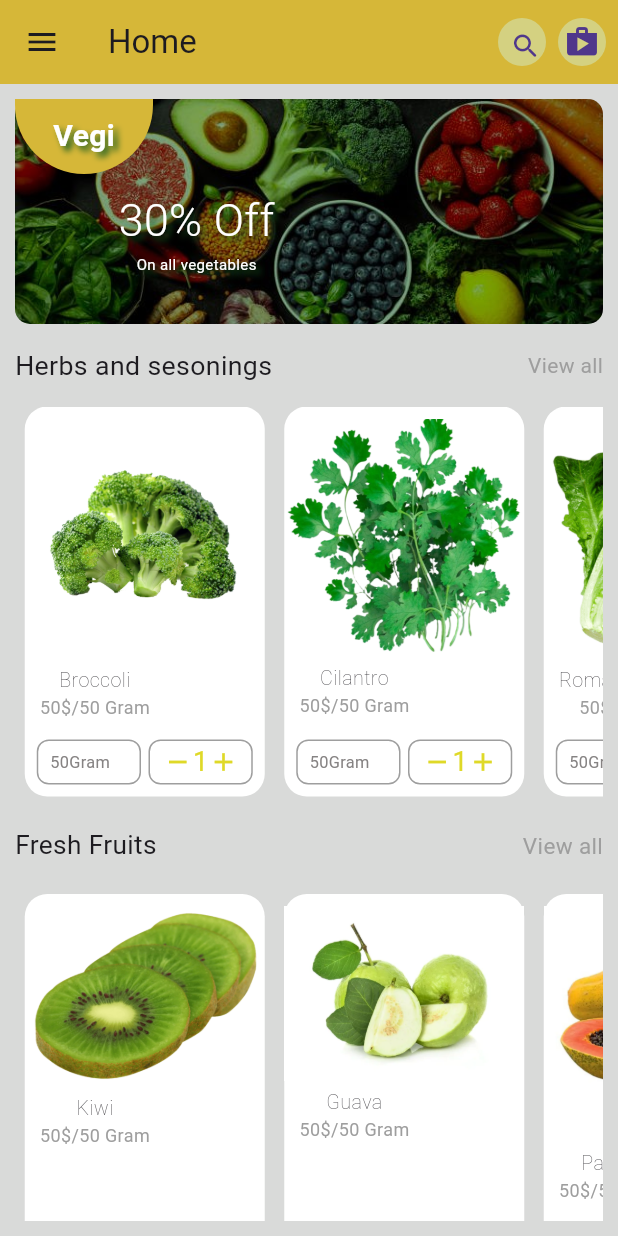
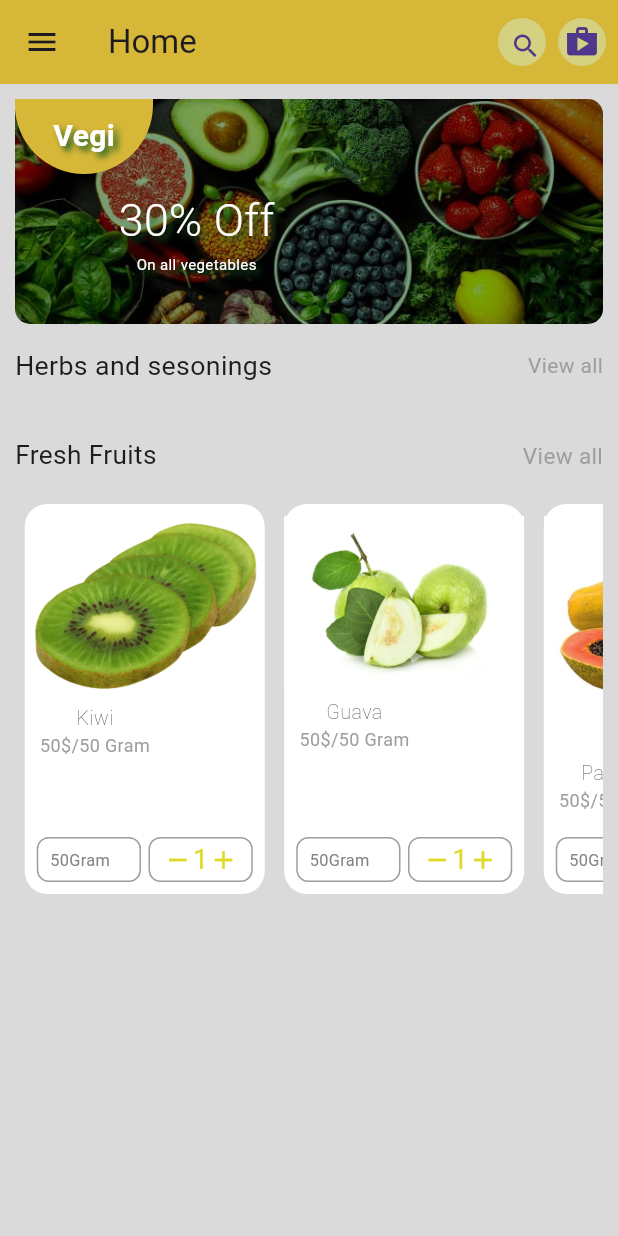
Before and after one commit to Manikanta954/Vegetables-shopping-app, a Flutter app: the screen it shows after launch, on a phone screen of 412 x 824 dp. Run offline on Flutter 3.47's test engine with Material 3 defaults, Android fonts, the phone set to English and light mode, and no system bars; our stand-ins replace cloud_firestore, firebase_auth, firebase_core, google_fonts, google_sign_in, sign_in_button; accounts and stored records are empty.

Commit message:
changed some images

```diff
--- a/lib/Models/product_model.dart
+++ b/lib/Models/product_model.dart
@@ -1,9 +1,9 @@
 class ProductModel {
-  String? productName;
-  String? productImage;
-  int? productPrice;
+  String productName;
+  String productImage;
+  int productPrice;
   ProductModel(
-      {this.productName,
-       this.productImage,
-       this.productPrice});
+      {required this.productName,
+       required this.productImage,
+       required this.productPrice});
 }
--- a/lib/Provider/product_provider.dart
+++ b/lib/Provider/product_provider.dart
@@ -6,10 +6,24 @@ class ProductProvider with ChangeNotifier {
   List<ProductModel> herbsProductsList = [];
   late ProductModel productModel;
   fatchHerbsProductData() async {
+    List<ProductModel> newList = [];
     QuerySnapshot value =
         await FirebaseFirestore.instance.collection("HerbsProduct").get();
-    value.docs.forEach((element) {
-      print(element.data());
-    });
+    value.docs.forEach(
+      (element) {
+        productModel = ProductModel(
+          productImage: element.get("productImage"),
+          productName: element.get("productName"),
+          productPrice: element.get("productPrice"),
+        );
+        newList.add(productModel);
+      },
+    );
+    herbsProductsList = newList;
+    notifyListeners();
+  }
+
+  List<ProductModel>get getHerbsHerbsProductDataList {
+    return herbsProductsList;
   }
 }
--- a/lib/home.dart
+++ b/lib/home.dart
@@ -15,15 +15,17 @@ class HomeScreen extends StatefulWidget {
 }
 
 class _HomeScreenState extends State<HomeScreen> {
+  ProductProvider? productProvider;
   @override
   void initState() {
-    ProductProvider productProvider = Provider.of(context);
+    ProductProvider productProvider = Provider.of(context, listen: false);
     productProvider.fatchHerbsProductData();
     super.initState();
   }
 
   @override
   Widget build(BuildContext context) {
+    productProvider = Provider.of(context);
     return Scaffold(
       backgroundColor: backgrouncolor,
       drawer: Mydrawer(),
@@ -165,104 +167,123 @@ class _HomeScreenState extends State<HomeScreen> {
             SingleChildScrollView(
               scrollDirection: Axis.horizontal,
               child: Row(
-                children: [
-                  InkWell(
+                  children:
+                      productProvider!.getHerbsHerbsProductDataList.map((herbsProductData) {
+                return InkWell(
                   onTap: () {
                     Navigator.push(
                         context,
                         MaterialPageRoute(
-                            builder: (context) => const ProductOverview(
-                              productImage: "assets/images/brocoli.png",
-                              productName: "Broccoli",
+                          builder: (context) =>ProductOverview(
+                            productName: herbsProductData.productName,
+                             productImage:herbsProductData.productImage,
                           ),
                         ));
                   },
-                    child: const SingleProduct(
-                      productImage: "assets/images/brocoli.png",
-                      productName: "Broccoli",
+                  child: SingleProduct(
+                    productImage:herbsProductData.productImage,
+                    productName: herbsProductData.productName,
                   ),
-                  ),
-                  InkWell(
-                    onTap: () {
-                      Navigator.push(
-                          context,
-                          MaterialPageRoute(
-                            builder: (context) => const ProductOverview(
-                              productImage: "assets/images/cilantro.png",
-                              productName: "Cilantro",
-                            ),
-                          ));
-                    },
-                    child: const SingleProduct(
-                      productImage: "assets/images/cilantro.png",
-                      productName: "Cilantro",
-                    ),
-                  ),
-                  InkWell(
-                    onTap: () {
-                      Navigator.push(
-                          context,
-                          MaterialPageRoute(
-                            builder: (context) => const ProductOverview(
-                              productImage: "assets/images/romainelettuce.png",
-                              productName: "Romaine Lettuce",
-                            ),
-                          ));
-                    },
-                    child: const SingleProduct(
-                      productImage: "assets/images/romainelettuce.png",
-                      productName: "Romaine Lettuce",
-                    ),
-                  ),
-                  InkWell(
-                    onTap: () {
-                      Navigator.push(
-                          context,
-                          MaterialPageRoute(
-                            builder: (context) => const ProductOverview(
-                              productImage: "assets/images/freshmint.png",
-                              productName: "Fresh Mint",
-                            ),
-                          ));
-                    },
-                    child: const SingleProduct(
-                      productImage: "assets/images/freshmint.png",
-                      productName: "Fresh Mint",
-                    ),
-                  ),
-                  InkWell(
-                    onTap: () {
-                      Navigator.push(
-                          context,
-                          MaterialPageRoute(
-                            builder: (context) => const ProductOverview(
-                              productImage: "assets/images/rosemary.png",
-                              productName: "Rosemary",
-                            ),
-                          ));
-                    },
-                    child: const SingleProduct(
-                      productImage: "assets/images/rosemary.png",
-                      productName: "Rosemary",
-                    ),
-                  ),
-                  InkWell(
-                    onTap: () {
-                      Navigator.push(
-                          context,
-                          MaterialPageRoute(
-                            builder: (context) => const ProductOverview(
-                              productImage: "assets/images/methi.png",
-                              productName: "Methi",
-                            ),
-                          ));
-                    },
-                    child: const SingleProduct(
-                      productImage: "assets/images/methi.png",
-                      productName: "Methi",
-                    ),
-                  ),
-                ],
+                );
+              }).toList()
+                  // children: [
+                  // InkWell(
+                  //   onTap: () {
+                  //     Navigator.push(
+                  //         context,
+                  //         MaterialPageRoute(
+                  //           builder: (context) => const ProductOverview(
+                  //             productImage: "assets/images/brocoli.png",
+                  //             productName: "Broccoli",
+                  //           ),
+                  //         ));
+                  //   },
+                  //   child: const SingleProduct(
+                  //     productImage: "assets/images/brocoli.png",
+                  //     productName: "Broccoli",
+                  //   ),
+                  // ),
+                  //   InkWell(
+                  //     onTap: () {
+                  //       Navigator.push(
+                  //           context,
+                  //           MaterialPageRoute(
+                  //             builder: (context) => const ProductOverview(
+                  //               productImage: "assets/images/cilantro.png",
+                  //               productName: "Cilantro",
+                  //             ),
+                  //           ));
+                  //     },
+                  //     child: const SingleProduct(
+                  //       productImage: "assets/images/cilantro.png",
+                  //       productName: "Cilantro",
+                  //     ),
+                  //   ),
+                  //   InkWell(
+                  //     onTap: () {
+                  //       Navigator.push(
+                  //           context,
+                  //           MaterialPageRoute(
+                  //             builder: (context) => const ProductOverview(
+                  //               productImage: "assets/images/romainelettuce.png",
+                  //               productName: "Romaine Lettuce",
+                  //             ),
+                  //           ));
+                  //     },
+                  //     child: const SingleProduct(
+                  //       productImage: "assets/images/romainelettuce.png",
+                  //       productName: "Romaine Lettuce",
+                  //     ),
+                  //   ),
+                  //   InkWell(
+                  //     onTap: () {
+                  //       Navigator.push(
+                  //           context,
+                  //           MaterialPageRoute(
+                  //             builder: (context) => const ProductOverview(
+                  //               productImage: "assets/images/freshmint.png",
+                  //               productName: "Fresh Mint",
+                  //             ),
+                  //           ));
+                  //     },
+                  //     child: const SingleProduct(
+                  //       productImage: "assets/images/freshmint.png",
+                  //       productName: "Fresh Mint",
+                  //     ),
+                  //   ),
+                  //   InkWell(
+                  //     onTap: () {
+                  //       Navigator.push(
+                  //           context,
+                  //           MaterialPageRoute(
+                  //             builder: (context) => const ProductOverview(
+                  //               productImage: "assets/images/rosemary.png",
+                  //               productName: "Rosemary",
+                  //             ),
+                  //           ));
+                  //     },
+                  //     child: const SingleProduct(
+                  //       productImage: "assets/images/rosemary.png",
+                  //       productName: "Rosemary",
+                  //     ),
+                  //   ),
+                  //   InkWell(
+                  //     onTap: () {
+                  //       Navigator.push(
+                  //           context,
+                  //           MaterialPageRoute(
+                  //             builder: (context) => const ProductOverview(
+                  //               productImage: "assets/images/methi.png",
+                  //               productName: "Methi",
+                  //             ),
+                  //           ));
+                  //     },
+                  //     child: const SingleProduct(
+                  //       productImage: "assets/images/methi.png",
+                  //       productName: "Methi",
+                  //     ),
+                  //   ),
+                  // ],
                   ),
             ),
             _buildFreshProduct(context),
--- a/lib/review_cart/review_cart.dart
+++ b/lib/review_cart/review_cart.dart
@@ -36,9 +36,7 @@ class ReviewCart extends StatelessWidget {
           SizedBox(
             height: 10,
           ),
-          SingleItem(
-            isBool:false,
-          ),
+          SingleItem(),
           SingleItem(),
           SingleItem(),
           SingleItem(),
```
Lines whose indentation alone changed are shown as unchanged.
